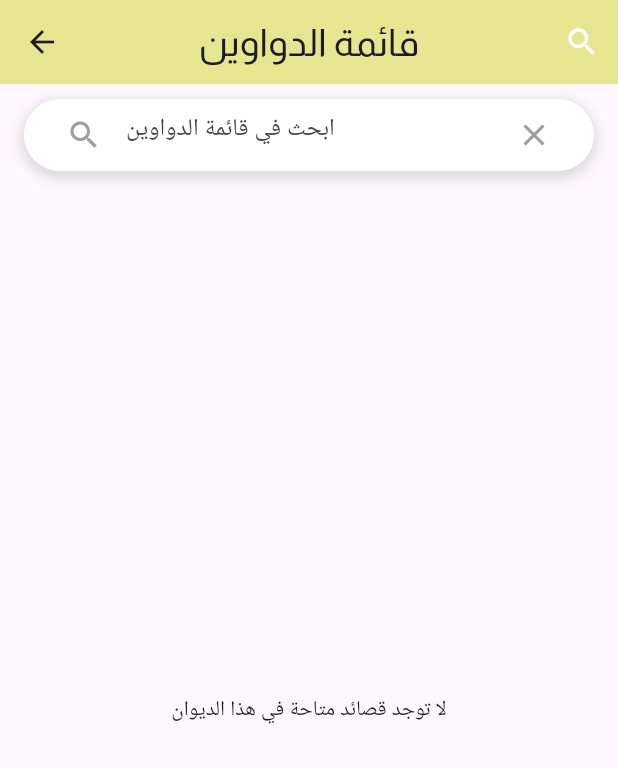
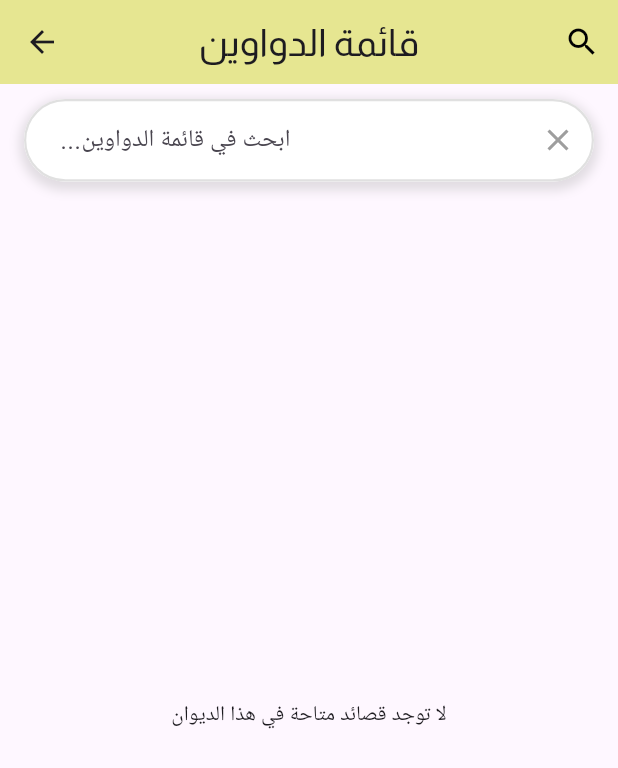
Before and after one commit to medlemine4/poesie_app, a Flutter app: the DeewanPage screen opened directly, on a phone screen of 412 x 824 dp. Shown: the top 768 px of the screen. Run offline on Flutter 3.47's test engine with Material 3 defaults, Android fonts, the phone set to English and light mode, and no system bars; our stand-ins replace photo_view, shared_preferences; missing offline and left inert: mongo_dart; accounts and stored records are empty; Roboto replaces fonts that are missing (Amiri).

```diff
--- a/poesie_app/lib/screens/FavoritePoemsPage.dart
+++ b/poesie_app/lib/screens/FavoritePoemsPage.dart
@@ -70,7 +70,7 @@ class _FavoritePoemsPageState extends State<FavoritePoemsPage> {
           IconButton(
             icon: Icon(
               Icons.search,
-              color: Colors.white,
+              color: Colors.black,
             ),
             onPressed: () {
               Navigator.push(
@@ -102,14 +102,14 @@ class _FavoritePoemsPageState extends State<FavoritePoemsPage> {
               child: TextField(
                 controller: _searchController,
                 decoration: InputDecoration(
-                  hintText: 'ابحث في قائمة قصائدك المفضلة',
+                  hintText: '...ابحث في قائمة قصائدك المفضلة',
                   filled: true,
                   fillColor: Colors.white,
                   border: OutlineInputBorder(
                     borderRadius: BorderRadius.circular(30.0),
                     borderSide: BorderSide.none,
                   ),
-                  prefixIcon: Icon(Icons.search, color: Colors.grey),
+                  // prefixIcon: Icon(Icons.search, color: Colors.grey),
                   suffixIcon: IconButton(
                     onPressed: () {
                       setState(() {
--- a/poesie_app/lib/screens/deewan_page.dart
+++ b/poesie_app/lib/screens/deewan_page.dart
@@ -44,7 +44,7 @@ class _DeewanPageState extends State<DeewanPage> {
               );
             },
             icon: Icon(Icons.search),
-            color: Colors.white,
+            color: Colors.black,
           ),
         ],
       ),
@@ -66,22 +66,36 @@ class _DeewanPageState extends State<DeewanPage> {
                   ),
                 ],
               ),
-              child: Padding(
-                padding: const EdgeInsets.symmetric(horizontal: 16.0),
               child: TextField(
                 controller: _searchController,
                 decoration: InputDecoration(
-                    hintText: 'ابحث في قائمة الدواوين',
-                    border: InputBorder.none,
-                    prefixIcon: Icon(Icons.search, color: Colors.grey),
+                  hintText: '...ابحث في قائمة الدواوين',
+                  filled: true,
+                  fillColor: Colors.white,
+                  border: OutlineInputBorder(
+                    borderRadius: BorderRadius.circular(30.0),
+                    borderSide: BorderSide.none,
+                  ),
                   suffixIcon: IconButton(
                     onPressed: () {
-                        _searchController.clear();
                       setState(() {
                         _searchText = '';
+                        _searchController.clear();
                       });
                     },
                     icon: Icon(Icons.clear, color: Colors.grey),
+                  ),
+                  contentPadding:
+                      EdgeInsets.symmetric(vertical: 15.0, horizontal: 20.0),
+                  enabledBorder: OutlineInputBorder(
+                    borderRadius: BorderRadius.circular(30.0),
+                    borderSide:
+                        BorderSide(color: Colors.grey.shade300, width: 1.5),
+                  ),
+                  focusedBorder: OutlineInputBorder(
+                    borderRadius: BorderRadius.circular(30.0),
+                    borderSide:
+                        BorderSide(color: Colors.grey.shade600, width: 1.5),
                   ),
                 ),
                 onChanged: (value) {
@@ -89,7 +103,6 @@ class _DeewanPageState extends State<DeewanPage> {
                     _searchText = value;
                   });
                 },
-                ),
               ),
             ),
           ),
@@ -150,10 +163,10 @@ class _DeewanPageState extends State<DeewanPage> {
                           child: Padding(
                             padding: const EdgeInsets.all(16.0),
                             child: Row(
-                              mainAxisAlignment: MainAxisAlignment.spaceBetween,
+                              mainAxisAlignment: MainAxisAlignment.end,
                               children: [
                                 Row(
-                                  mainAxisAlignment: MainAxisAlignment.start,
+                                  // crossAxisAlignment: CrossAxisAlignment.center,
                                   children: [
                                     Text(
                                       deewan['nom'] ?? '',
--- a/poesie_app/lib/screens/favorite_authors_page.dart
+++ b/poesie_app/lib/screens/favorite_authors_page.dart
@@ -78,7 +78,7 @@ class _FavoriteAuthorsPageState extends State<FavoriteAuthorsPage> {
                 ),
               );
             },
-            color: Colors.white,
+            color: Colors.black,
           ),
         ],
       ),
@@ -103,14 +103,14 @@ class _FavoriteAuthorsPageState extends State<FavoriteAuthorsPage> {
               child: TextField(
                 controller: _searchController,
                 decoration: InputDecoration(
-                  hintText: 'ابحث في قائمة شعرائك المفضلين',
+                  hintText: '...ابحث في قائمة شعرائك المفضلين',
                   filled: true,
                   fillColor: Colors.white,
                   border: OutlineInputBorder(
                     borderRadius: BorderRadius.circular(30.0),
                     borderSide: BorderSide.none,
                   ),
-                  prefixIcon: Icon(Icons.search, color: Colors.grey),
+                  // prefixIcon: Icon(Icons.search, color: Colors.grey),
                   suffixIcon: IconButton(
                     onPressed: () {
                       setState(() {
```
Also changed, not shown: poesie_app/lib/screens/DeewanParAuteurPage.dart (+10 -7 lines), poesie_app/lib/screens/PoemListPage.dart (+40 -13 lines), poesie_app/lib/screens/full_screen_image_page.dart (+10 -6 lines), poesie_app/lib/screens/poet_page.dart (+33 -18 lines). Lines whose indentation alone changed are shown as unchanged.
